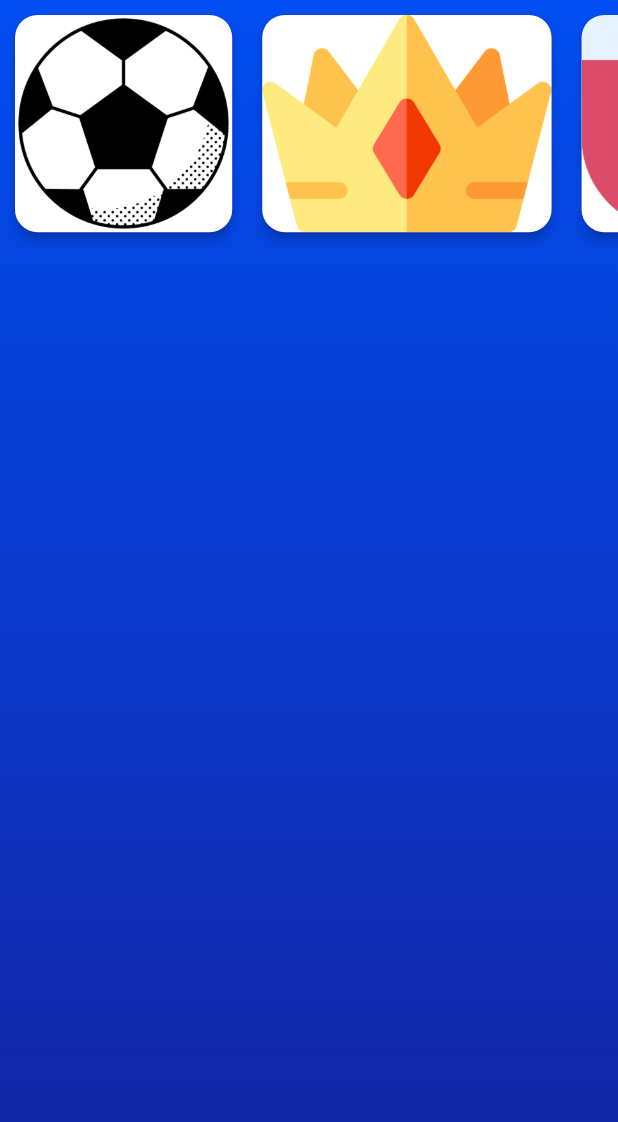
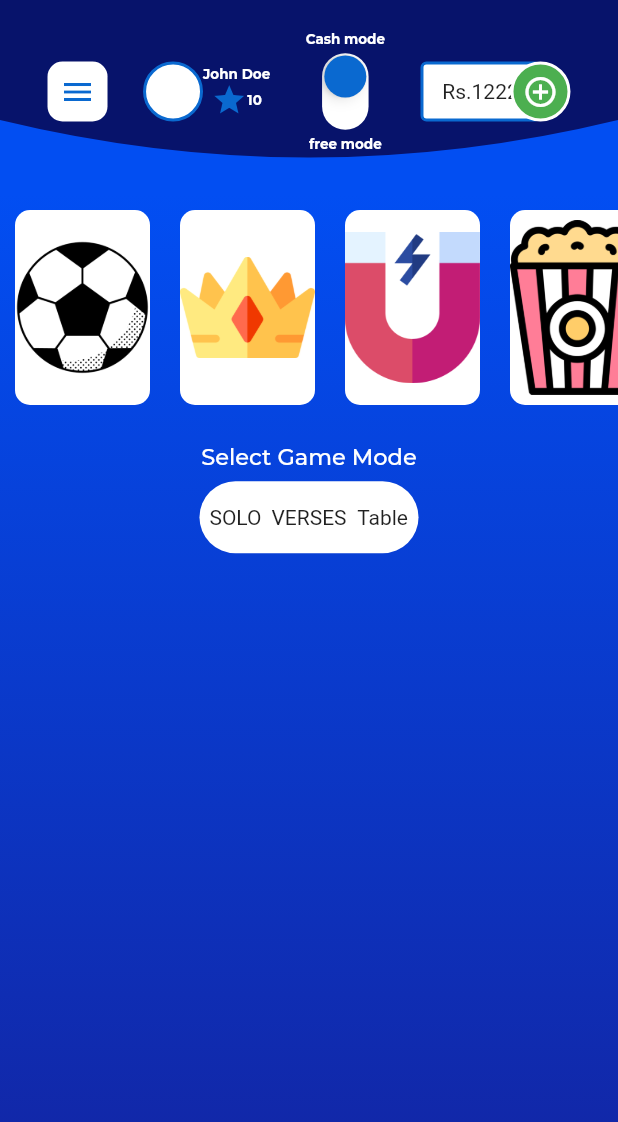
Before and after one commit to shalini-jeyra/transformatix, a Flutter app: the GameMode screen opened directly, on a phone screen of 412 x 824 dp. Shown: the top 1122 px of the screen. Run offline on Flutter 3.47's test engine with Material 2 defaults, Android fonts, the phone set to English and light mode, and no system bars; our stand-ins replace carousel_slider, google_fonts.

Commit message:
final commit

```diff
--- a/lib/common_widget/clip_widget.dart
+++ b/lib/common_widget/clip_widget.dart
@@ -1,6 +1,7 @@
 
 import 'package:flutter/cupertino.dart';
 import 'package:flutter/material.dart';
+import 'package:transformatix_task/styles/styles.dart';
 
 import 'get_clip.dart';
 
@@ -58,16 +59,16 @@ class _ClipWidgetState extends State<ClipWidget> {
                   Column(
                     mainAxisAlignment: MainAxisAlignment.center,
                     children: [
-                      const Text(
-                        'John Doe',
+                       Text(
+                        'John Doe',style: MiniTexts.secondaryText,
                       ),
                       Row(
-                        children: const [
-                          Icon(
+                        children:  [
+                          const Icon(
                             Icons.star,
                             color: Color(0xff0A69D0),
                           ),
-                          Text('10')
+                          Text('10',style: MiniTexts.secondaryText)
                         ],
                       )
                     ],
@@ -78,7 +79,7 @@ class _ClipWidgetState extends State<ClipWidget> {
               Column(
                 mainAxisAlignment: MainAxisAlignment.center,
                 children: [
-                  Text('Cash mode'),
+                  Text('Cash mode',style: MiniTexts.secondaryText),
                   RotatedBox(
                     quarterTurns: 45,
                     child: CupertinoSwitch(
@@ -92,7 +93,7 @@ class _ClipWidgetState extends State<ClipWidget> {
                       },
                     ),
                   ),
-                  Text('free mode'),
+                  Text('free mode',style: MiniTexts.secondaryText),
                 ],
               ),
               // cash add
--- a/lib/common_widget/curve.dart
+++ b/lib/common_widget/curve.dart
@@ -1,5 +1,6 @@
 import 'package:flutter/material.dart';
 import 'package:transformatix_task/pages/home_page/home_page_components/home_page_components.dart';
+import 'package:transformatix_task/pages/home_page/home_page_components/tab_bar.dart';
 import 'package:transformatix_task/pages/home_page/home_page_components/trending_widget.dart';
 import 'package:transformatix_task/styles/styles.dart';
 
@@ -37,7 +38,7 @@ class BottomCurves extends StatelessWidget {
                 'Leader Board',
                 style: HeaderFonts.primaryHeader,
               ),
-              // TabBarWidget(),
+              TabBarWidget(),
             ],
           ),
         ),
--- a/lib/main.dart
+++ b/lib/main.dart
@@ -10,7 +10,7 @@ class MyApp extends StatelessWidget {
   @override
   Widget build(BuildContext context) {
     return const MaterialApp(
-
+     debugShowCheckedModeBanner: false,
       home:BottomNav(indexValue: 2,),
     );
   }
--- a/lib/pages/bottom_navigation.dart
+++ b/lib/pages/bottom_navigation.dart
@@ -1,6 +1,7 @@
 import 'package:flutter/cupertino.dart';
 import 'package:flutter/material.dart';
 import 'package:transformatix_task/pages/home_page/home_page.dart';
+import 'package:transformatix_task/styles/styles.dart';
 
 class BottomNav extends StatefulWidget {
   final int? indexValue;
@@ -52,7 +53,7 @@ class _BottomNavState extends State<BottomNav> {
             highlightColor: Colors.transparent,
           ),
           child: BottomNavigationBar(
-            backgroundColor: Colors.transparent,
+            backgroundColor: AppColors.ternary,
             elevation: 0,
 
             currentIndex: currentTab!,
@@ -84,6 +85,7 @@ class _BottomNavState extends State<BottomNav> {
                 ),
 
                 label:'leaderboard',
+
               ),
               BottomNavigationBarItem(
                 icon: Image.asset(
--- a/lib/pages/game_mode/game_mode.dart
+++ b/lib/pages/game_mode/game_mode.dart
@@ -1,13 +1,27 @@
 import 'package:flutter/material.dart';
+import 'package:transformatix_task/common_widget/clip_widget.dart';
 import 'package:transformatix_task/styles/styles.dart';
 
-class GameMode extends StatelessWidget {
+class GameMode extends StatefulWidget {
   const GameMode({ Key? key }) : super(key: key);
 
   @override
+  State<GameMode> createState() => _GameModeState();
+}
+
+class _GameModeState extends State<GameMode> {
+   List<String> images=['assets/list1.png','assets/list2.png','assets/list3.png','assets/list4.png'];
+   List<bool> isSelected=[false,false,false];
+  @override
   Widget build(BuildContext context) {
-    List<String> images=['assets/list1.png','assets/list2.png','assets/list3.png','assets/list4.png'];
+
     return Scaffold(
+      appBar:AppBar(
+        automaticallyImplyLeading: false,
+        backgroundColor: AppColors.quaternary,
+        toolbarHeight: 130,
+        elevation: 0.0,
+        flexibleSpace: ClipWidget(),) ,
       body: SafeArea(child:
       Container(decoration:  const BoxDecoration(
             gradient: LinearGradient(
@@ -23,20 +37,55 @@ class GameMode extends StatelessWidget {
                   scrollDirection: Axis.horizontal,
                   itemCount: images.length,
                   itemBuilder: (context, int index) {
-                    return Card(
-                      semanticContainer: true,
-                      clipBehavior: Clip.antiAliasWithSaveLayer,
-                      child: Image.asset(
-                        images[index],
-                        fit: BoxFit.fill,
-                      ),
-                      shape: RoundedRectangleBorder(
-                        borderRadius: BorderRadius.circular(15.0),
-                      ),
-                      elevation: 3,
-                      margin: const EdgeInsets.all(10),
+                    return Column(
+                      children: [
+                        Container(
+                          height: 130,
+                          width:90,
+                          decoration: BoxDecoration(
+                             borderRadius: BorderRadius.all(Radius.circular(10)),
+                          color: AppColors.primary
+                          ),
+                          child: Image.asset(
+                            images[index],
+                            fit: BoxFit.contain,
+                          ),
+
+                          margin: const EdgeInsets.all(10),
+                        ),
+
+                      ],
                     );
                   },
+                ),
+              ),
+              Text('Select Game Mode',style: MiniTexts.ternaryText,),
+              Padding(
+                padding: const EdgeInsets.all(8.0),
+                child: Container(
+
+                  decoration: BoxDecoration(borderRadius: BorderRadius.all(Radius.circular(30)) ,color: Colors.white,),
+                  child: ToggleButtons(
+                    fillColor: Colors.white,
+                    renderBorder: false,
+                    borderRadius: BorderRadius.all(Radius.circular(30)) ,
+  children: const <Widget>[
+    Text('SOLO'),
+  Text('VERSES'),Text('Table')
+  ],
+  onPressed: (int index) {
+    setState(() {
+      for (int buttonIndex = 0; buttonIndex < isSelected.length; buttonIndex++) {
+        if (buttonIndex == index) {
+          isSelected[buttonIndex] = !isSelected[buttonIndex];
+        } else {
+          isSelected[buttonIndex] = false;
+        }
+      }
+    });
+  },
+  isSelected: isSelected,
+),
                 ),
               ),
           ],),),),
--- a/lib/pages/home_page/home_page.dart
+++ b/lib/pages/home_page/home_page.dart
@@ -4,8 +4,6 @@ import 'package:transformatix_task/common_widget/clip_widget.dart';
 import 'package:transformatix_task/common_widget/common_widget.dart';
 import 'package:transformatix_task/common_widget/curve.dart';
 import 'package:transformatix_task/pages/home_page/home_page_components/home_page_components.dart';
-import 'package:transformatix_task/pages/home_page/home_page_components/tab_bar.dart';
-import 'package:transformatix_task/pages/home_page/home_page_components/trending_widget.dart';
 import 'package:transformatix_task/styles/styles.dart';
 
 class HomePage extends StatelessWidget {
@@ -15,9 +13,9 @@ class HomePage extends StatelessWidget {
   Widget build(BuildContext context) {
     return Scaffold(
       appBar: AppBar(
-        backgroundColor: Colors.transparent,
+        backgroundColor:Colors.transparent,
         toolbarHeight: 130,
-        elevation: 0.0,
+        elevation:0.0,
         flexibleSpace: ClipWidget(),
       ),
       body: SafeArea(
--- a/lib/pages/home_page/home_page_components/trending_widget.dart
+++ b/lib/pages/home_page/home_page_components/trending_widget.dart
@@ -67,9 +67,7 @@ class _TrendingWidgetState extends State<TrendingWidget> {
 
   @override
   Widget build(BuildContext context) {
-    return Padding(
-      padding: const EdgeInsets.all(16.0),
-      child: SizedBox(
+    return SizedBox(
       height: 200,
       width: MediaQuery.of(context).size.width*1,
       child: CarouselSlider(
@@ -81,7 +79,6 @@ class _TrendingWidgetState extends State<TrendingWidget> {
         ),
         items: pages,
       ),
-      ),
     );
   }
 }
--- a/lib/styles/fonts.dart
+++ b/lib/styles/fonts.dart
@@ -17,8 +17,8 @@ class AppFont {
 
 class HeaderFonts {
   static final primaryHeader = AppFont.getAppFont(
-    fontSize: 31,
-    fontWeight: FontWeight.w700,
+    fontSize: 27,
+    fontWeight: FontWeight.w600,
     color: AppColors.quaternary
   );
    static final secondaryHeader = AppFont.getAppFont(
@@ -30,6 +30,17 @@ class HeaderFonts {
 class MiniTexts{
   static final primaryText = AppFont.getAppFont(
     fontSize: 18,
+    fontWeight: FontWeight.w500,
+    color: AppColors.primary
+  );
+
+  static final secondaryText = AppFont.getAppFont(
+    fontSize: 9,
+    fontWeight: FontWeight.bold,
+    color: AppColors.primary
+  );
+   static final ternaryText = AppFont.getAppFont(
+    fontSize: 15,
     fontWeight: FontWeight.w500,
     color: AppColors.primary
   );
```
Also changed, not shown: lib/pages/home_page/home_page_components/tab_bar.dart (+20 -11 lines), assets/game_types2.png (renamed from assets/gametypes2.png). Lines whose indentation alone changed are shown as unchanged.
